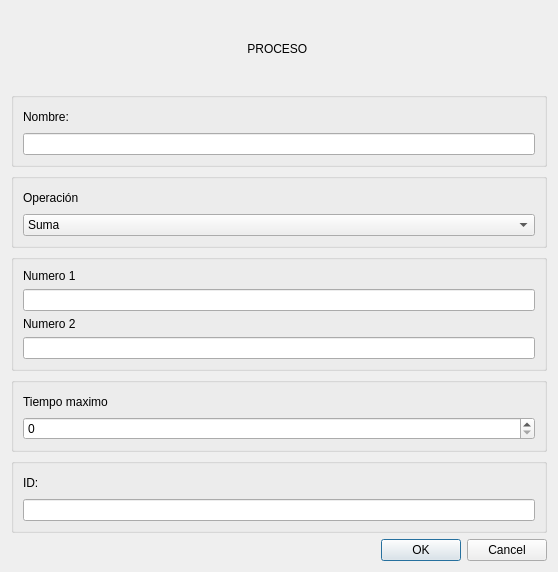
Above: ui/procesodialog.ui from Diego-Ga-Glez/planificador before the change. Below: the same form after it.
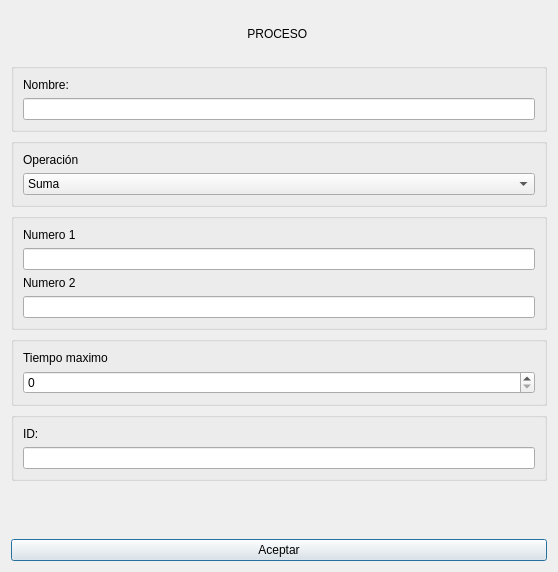
That is the form after the change.

```diff
--- a/ui/procesodialog.ui
+++ b/ui/procesodialog.ui
@@ -155,12 +155,19 @@
     </widget>
    </item>
    <item>
-    <widget class="QDialogButtonBox" name="buttonBox">
-     <property name="orientation">
-      <enum>Qt::Horizontal</enum>
+    <widget class="QLabel" name="error_label">
+     <property name="text">
+      <string/>
      </property>
-     <property name="standardButtons">
-      <set>QDialogButtonBox::Cancel|QDialogButtonBox::Ok</set>
+     <property name="alignment">
+      <set>Qt::AlignCenter</set>
+     </property>
+    </widget>
+   </item>
+   <item>
+    <widget class="QPushButton" name="aceptar_pushButton">
+     <property name="text">
+      <string>Aceptar</string>
      </property>
     </widget>
    </item>
```
Left out of the diff: 35 changed lines with no effect on the pictures.
